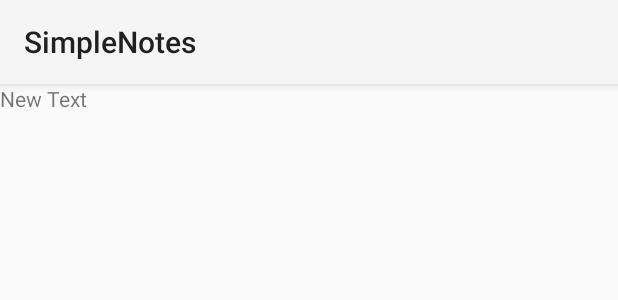
After one commit to Kabum42/Notepad, an Android app: the layout dialog_newtopic.xml on its own in the app's theme, with its tools: preview values and no code run, on a phone screen of 412 x 824 dp. The commit adds this screen. Shown: the top 300 px of the screen. Run offline under Robolectric (Android 15) with nearby library versions, the phone set to English and light mode, and no system bars.

Commit message:
3.1.1 Half-Implemented
Doubts wit the expandableListViews interface and the Dialog Fragments.
Revise the xml too.

```diff
--- /dev/null
+++ b/SimpleNotes/app/src/main/res/layout/dialog_newtopic.xml
@@ -0,0 +1,17 @@
+<?xml version="1.0" encoding="utf-8"?>
+<LinearLayout xmlns:android="http://schemas.android.com/apk/res/android"
+    android:orientation="horizontal" android:layout_width="match_parent"
+    android:layout_height="match_parent">
+
+    <ImageView
+        android:layout_width="wrap_content"
+        android:layout_height="wrap_content"
+        android:id="@+id/imageView" />
+
+    <TextView
+        android:layout_width="wrap_content"
+        android:layout_height="wrap_content"
+        android:text="New Text"
+        android:id="@+id/textView3"
+        android:editable="true" />
+</LinearLayout>
```
Also changed, not shown: SimpleNotes/app/src/main/java/com/example/ams/simplenotes/MainActivity.java (+37 -19 lines), SimpleNotes/app/src/main/java/com/example/ams/simplenotes/TopicDialogFragment.java (added, +38 -0 lines).
